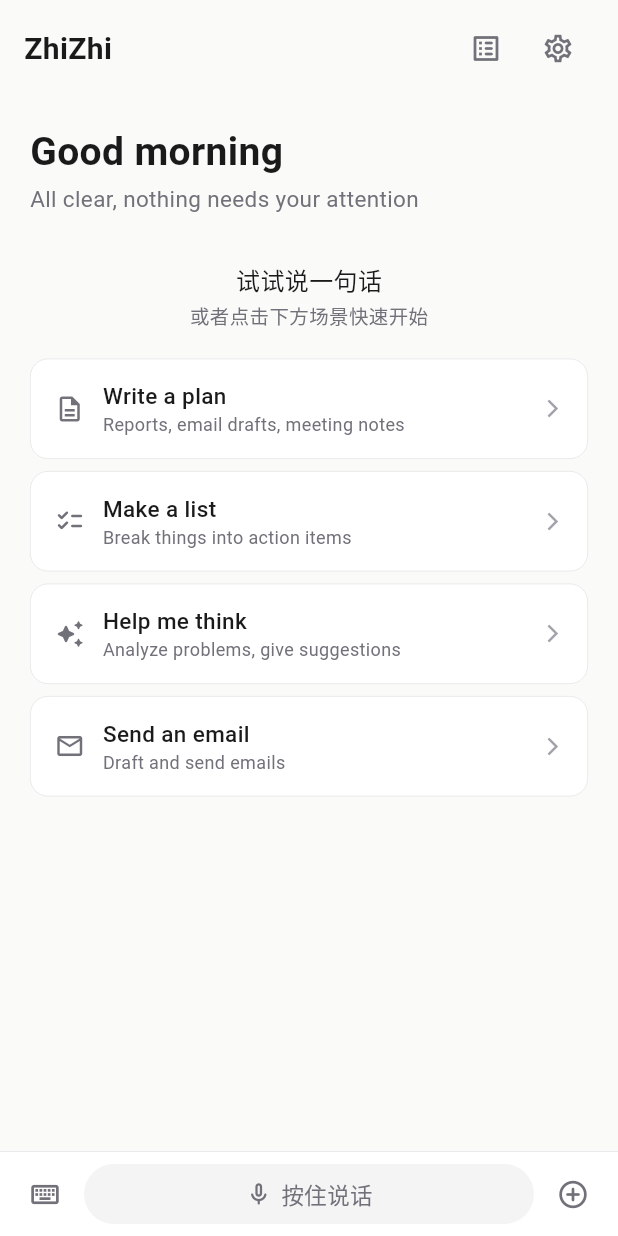
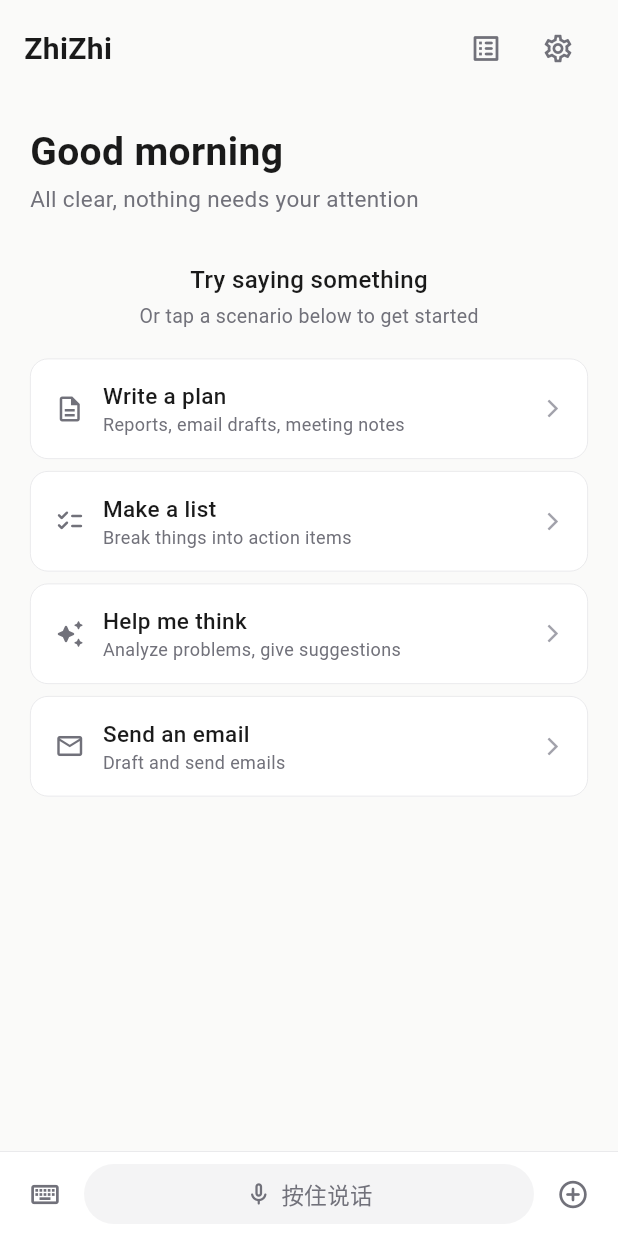
Before and after one commit to EliotXuHKUST/CrewIM, a Flutter app: the BriefingScreen screen opened by its route, on a phone screen of 412 x 824 dp. Run offline on Flutter 3.47's test engine with Material 3 defaults, Android fonts, the phone set to English and light mode, and no system bars; our stand-ins replace flutter_markdown, google_sign_in, image_picker, permission_handler, shared_preferences, sign_in_with_apple and 1 more; missing offline and left inert: record; accounts and stored records are empty; network calls fail.

Commit message:
feat: final polish — i18n completion, phone intl, wechat webhook, cleanup
1. i18n coverage expanded:
   - Added ~25 new ARB keys (zh/en/ja) for remaining hardcoded strings
   - BriefingScreen: commandSent, uploading, tryFirstCommand, tapSceneToStart
   - SessionChatScreen: all action messages (confirm, cancel, retry, error)
   - Briefing reason codes mapped to l10n keys (needs_decision, failed, etc.)
   - Regenerated l10n files

2. Phone number internationalization:
   - Server phoneRegex relaxed to E.164 format (^\+?\d{6,15}$)
   - Non +86 numbers blocked with clear message: use email/Apple instead
   - SMS sender uses full phone number (no more hardcoded +86 prefix)

3. Onboarding timing fix:
   - Was marking onboarding_completed BEFORE showing onboarding
   - Now marks AFTER user taps "get started" or "skip"

4. Dead code cleanup:
   - Removed /old-command route (CommandScreen)
   - Removed /sessions route (SessionListScreen)
   - Removed unused imports from router

5. Enterprise WeChat Webhook tool:
   - New send_wechat_work tool (server/internal/tool/wechat_work.go)
   - Reads webhook URL from user profile (wechat_work_webhook)
   - POSTs markdown to webhook
   - Registered as 8th tool in registry

6. Pause UI:
   - TaskDetailScreen: pause button for executing tasks
   - BriefingScreen: pause action in highlight cards
   - Server briefing API: pause added to executing task actions

Made-with: Cursor

```diff
--- a/app/lib/features/auth/presentation/auth_gate.dart
+++ b/app/lib/features/auth/presentation/auth_gate.dart
@@ -33,7 +33,6 @@ class _AuthGateState extends State<AuthGate> {
     final onboardingDone = prefs.getBool(_onboardingKey) ?? false;
 
     if (!onboardingDone) {
-      await prefs.setBool(_onboardingKey, true);
       if (mounted) setState(() { _target = const OnboardingScreen(); _checking = false; });
       return;
     }
--- a/app/lib/l10n/app_localizations.dart
+++ b/app/lib/l10n/app_localizations.dart
@@ -729,6 +729,156 @@ abstract class AppLocalizations {
   /// In zh, this message translates to:
   /// **'起草并发送邮件'**
   String get scene4Desc;
+
+  /// No description provided for @tryFirstCommand.
+  ///
+  /// In zh, this message translates to:
+  /// **'试试说一句话'**
+  String get tryFirstCommand;
+
+  /// No description provided for @tapSceneToStart.
+  ///
+  /// In zh, this message translates to:
+  /// **'或者点击下方场景快速开始'**
+  String get tapSceneToStart;
+
+  /// No description provided for @commandSent.
+  ///
+  /// In zh, this message translates to:
+  /// **'指令已发出，AI 正在处理…'**
+  String get commandSent;
+
+  /// No description provided for @uploading.
+  ///
+  /// In zh, this message translates to:
+  /// **'上传中…'**
+  String get uploading;
+
+  /// No description provided for @taskNotFound.
+  ///
+  /// In zh, this message translates to:
+  /// **'任务未找到'**
+  String get taskNotFound;
+
+  /// No description provided for @executionProgress.
+  ///
+  /// In zh, this message translates to:
+  /// **'执行进展'**
+  String get executionProgress;
+
+  /// No description provided for @finalResult.
+  ///
+  /// In zh, this message translates to:
+  /// **'最终结果'**
+  String get finalResult;
+
+  /// No description provided for @followUpHint.
+  ///
+  /// In zh, this message translates to:
+  /// **'追问或补充…'**
+  String get followUpHint;
+
+  /// No description provided for @confirmExecution.
+  ///
+  /// In zh, this message translates to:
+  /// **'确认执行'**
+  String get confirmExecution;
+
+  /// No description provided for @conversation.
+  ///
+  /// In zh, this message translates to:
+  /// **'对话'**
+  String get conversation;
+
+  /// No description provided for @confirmExecuting.
+  ///
+  /// In zh, this message translates to:
+  /// **'任务已确认，正在执行…'**
+  String get confirmExecuting;
+
+  /// No description provided for @cancelled.
+  ///
+  /// In zh, this message translates to:
+  /// **'已取消'**
+  String get cancelled;
+
+  /// No description provided for @retrying.
+  ///
+  /// In zh, this message translates to:
+  /// **'正在重试…'**
+  String get retrying;
+
+  /// No description provided for @retryingUnderstand.
+  ///
+  /// In zh, this message translates to:
+  /// **'重新理解指令中…'**
+  String get retryingUnderstand;
+
+  /// No description provided for @followUpFailed.
+  ///
+  /// In zh, this message translates to:
+  /// **'补充发送失败'**
+  String get followUpFailed;
+
+  /// No description provided for @confirmFailed.
+  ///
+  /// In zh, this message translates to:
+  /// **'确认失败'**
+  String get confirmFailed;
+
+  /// No description provided for @cancelFailed.
+  ///
+  /// In zh, this message translates to:
+  /// **'取消失败'**
+  String get cancelFailed;
+
+  /// No description provided for @retryFailed.
+  ///
+  /// In zh, this message translates to:
+  /// **'重试失败'**
+  String get retryFailed;
+
+  /// No description provided for @pause.
+  ///
+  /// In zh, this message translates to:
+  /// **'暂停'**
+  String get pause;
+
+  /// No description provided for @addAccount.
+  ///
+  /// In zh, this message translates to:
+  /// **'添加账号'**
+  String get addAccount;
+
+  /// No description provided for @editAccount.
+  ///
+  /// In zh, this message translates to:
+  /// **'编辑账号'**
+  String get editAccount;
+
+  /// No description provided for @wechatWorkWebhook.
+  ///
+  /// In zh, this message translates to:
+  /// **'企业微信群机器人'**
+  String get wechatWorkWebhook;
+
+  /// No description provided for @wechatWorkWebhookHint.
+  ///
+  /// In zh, this message translates to:
+  /// **'粘贴群机器人 Webhook URL'**
+  String get wechatWorkWebhookHint;
+
+  /// No description provided for @intlPhoneNotSupported.
+  ///
+  /// In zh, this message translates to:
+  /// **'国际号码暂不支持短信验证，请使用邮箱或 Apple 登录'**
+  String get intlPhoneNotSupported;
+
+  /// No description provided for @confirmDeleteAccount.
+  ///
+  /// In zh, this message translates to:
+  /// **'确认注销'**
+  String get confirmDeleteAccount;
 }
 
 class _AppLocalizationsDelegate
--- a/app/lib/l10n/app_localizations_en.dart
+++ b/app/lib/l10n/app_localizations_en.dart
@@ -348,4 +348,80 @@ class AppLocalizationsEn extends AppLocalizations {
 
   @override
   String get scene4Desc => 'Draft and send emails';
+
+  @override
+  String get tryFirstCommand => 'Try saying something';
+
+  @override
+  String get tapSceneToStart => 'Or tap a scenario below to get started';
+
+  @override
+  String get commandSent => 'Command sent, AI is processing…';
+
+  @override
+  String get uploading => 'Uploading…';
+
+  @override
+  String get taskNotFound => 'Task not found';
+
+  @override
+  String get executionProgress => 'Execution progress';
+
+  @override
+  String get finalResult => 'Result';
+
+  @override
+  String get followUpHint => 'Follow up…';
+
+  @override
+  String get confirmExecution => 'Confirm';
+
+  @override
+  String get conversation => 'Conversation';
+
+  @override
+  String get confirmExecuting => 'Confirmed, executing…';
+
+  @override
+  String get cancelled => 'Cancelled';
+
+  @override
+  String get retrying => 'Retrying…';
+
+  @override
+  String get retryingUnderstand => 'Re-analyzing…';
+
+  @override
+  String get followUpFailed => 'Follow-up failed';
+
+  @override
+  String get confirmFailed => 'Confirm failed';
+
+  @override
+  String get cancelFailed => 'Cancel failed';
+
+  @override
+  String get retryFailed => 'Retry failed';
+
+  @override
+  String get pause => 'Pause';
+
+  @override
+  String get addAccount => 'Add account';
+
+  @override
+  String get editAccount => 'Edit account';
+
+  @override
+  String get wechatWorkWebhook => 'WeChat Work Bot';
+
+  @override
+  String get wechatWorkWebhookHint => 'Paste group bot Webhook URL';
+
+  @override
+  String get intlPhoneNotSupported =>
+      'International numbers not supported for SMS. Please use email or Apple Sign-In.';
+
+  @override
+  String get confirmDeleteAccount => 'Confirm deletion';
 }
--- a/app/lib/l10n/app_localizations_ja.dart
+++ b/app/lib/l10n/app_localizations_ja.dart
@@ -330,4 +330,79 @@ class AppLocalizationsJa extends AppLocalizations {
 
   @override
   String get scene4Desc => 'メールの作成と送信';
+
+  @override
+  String get tryFirstCommand => '何か言ってみてください';
+
+  @override
+  String get tapSceneToStart => 'または下のシナリオをタップ';
+
+  @override
+  String get commandSent => '指示を送信しました。AIが処理中…';
+
+  @override
+  String get uploading => 'アップロード中…';
+
+  @override
+  String get taskNotFound => 'タスクが見つかりません';
+
+  @override
+  String get executionProgress => '実行状況';
+
+  @override
+  String get finalResult => '結果';
+
+  @override
+  String get followUpHint => 'フォローアップ…';
+
+  @override
+  String get confirmExecution => '実行を確認';
+
+  @override
+  String get conversation => '会話';
+
+  @override
+  String get confirmExecuting => '確認済み、実行中…';
+
+  @override
+  String get cancelled => 'キャンセル済み';
+
+  @override
+  String get retrying => '再試行中…';
+
+  @override
+  String get retryingUnderstand => '再分析中…';
+
+  @override
+  String get followUpFailed => 'フォローアップ送信失敗';
+
+  @override
+  String get confirmFailed => '確認に失敗';
+
+  @override
+  String get cancelFailed => 'キャンセルに失敗';
+
+  @override
+  String get retryFailed => '再試行に失敗';
+
+  @override
+  String get pause => '一時停止';
+
+  @override
+  String get addAccount => 'アカウント追加';
+
+  @override
+  String get editAccount => 'アカウント編集';
+
+  @override
+  String get wechatWorkWebhook => '企業微信ボット';
+
+  @override
+  String get wechatWorkWebhookHint => 'グループボットWebhook URLを貼り付け';
+
+  @override
+  String get intlPhoneNotSupported => '国際番号はSMS非対応です。メールまたはAppleサインインをご利用ください。';
+
+  @override
+  String get confirmDeleteAccount => '削除を確認';
 }
--- a/app/lib/l10n/app_localizations_zh.dart
+++ b/app/lib/l10n/app_localizations_zh.dart
@@ -330,4 +330,79 @@ class AppLocalizationsZh extends AppLocalizations {
 
   @override
   String get scene4Desc => '起草并发送邮件';
+
+  @override
+  String get tryFirstCommand => '试试说一句话';
+
+  @override
+  String get tapSceneToStart => '或者点击下方场景快速开始';
+
+  @override
+  String get commandSent => '指令已发出，AI 正在处理…';
+
+  @override
+  String get uploading => '上传中…';
+
+  @override
+  String get taskNotFound => '任务未找到';
+
+  @override
+  String get executionProgress => '执行进展';
+
+  @override
+  String get finalResult => '最终结果';
+
+  @override
+  String get followUpHint => '追问或补充…';
+
+  @override
+  String get confirmExecution => '确认执行';
+
+  @override
+  String get conversation => '对话';
+
+  @override
+  String get confirmExecuting => '任务已确认，正在执行…';
+
+  @override
+  String get cancelled => '已取消';
+
+  @override
+  String get retrying => '正在重试…';
+
+  @override
+  String get retryingUnderstand => '重新理解指令中…';
+
+  @override
+  String get followUpFailed => '补充发送失败';
+
+  @override
+  String get confirmFailed => '确认失败';
+
+  @override
+  String get cancelFailed => '取消失败';
+
+  @override
+  String get retryFailed => '重试失败';
+
+  @override
+  String get pause => '暂停';
+
+  @override
+  String get addAccount => '添加账号';
+
+  @override
+  String get editAccount => '编辑账号';
+
+  @override
+  String get wechatWorkWebhook => '企业微信群机器人';
+
+  @override
+  String get wechatWorkWebhookHint => '粘贴群机器人 Webhook URL';
+
+  @override
+  String get intlPhoneNotSupported => '国际号码暂不支持短信验证，请使用邮箱或 Apple 登录';
+
+  @override
+  String get confirmDeleteAccount => '确认注销';
 }
--- a/app/lib/router/app_router.dart
+++ b/app/lib/router/app_router.dart
@@ -3,9 +3,7 @@ import '../features/auth/presentation/auth_gate.dart';
 import '../features/auth/presentation/login_screen.dart';
 import '../features/briefing/presentation/briefing_screen.dart';
 import '../features/briefing/presentation/all_tasks_screen.dart';
-import '../features/session/presentation/session_list_screen.dart';
 import '../features/session/presentation/session_chat_screen.dart';
-import '../features/command/presentation/command_screen.dart';
 import '../features/task/presentation/task_detail_screen.dart';
 import '../features/onboarding/presentation/onboarding_screen.dart';
 import '../features/settings/presentation/settings_screen.dart';
@@ -23,10 +21,6 @@ class AppRouter {
         return MaterialPageRoute(builder: (_) => const BriefingScreen());
       case '/all-tasks':
         return MaterialPageRoute(builder: (_) => const AllTasksScreen());
-      case '/sessions':
-        return MaterialPageRoute(builder: (_) => const SessionListScreen());
-      case '/old-command':
-        return MaterialPageRoute(builder: (_) => const CommandScreen());
       case '/settings':
         return MaterialPageRoute(builder: (_) => const SettingsScreen());
       default:
```
Also changed, not shown: app/lib/features/briefing/presentation/briefing_screen.dart (+22 -9 lines), app/lib/features/onboarding/presentation/onboarding_screen.dart (+8 -0 lines), app/lib/features/session/presentation/session_chat_screen.dart (+16 -12 lines), app/lib/features/task/presentation/task_detail_screen.dart (+15 -0 lines), app/lib/l10n/app_en.arb (+26 -1 lines), app/lib/l10n/app_ja.arb (+26 -1 lines), app/lib/l10n/app_zh.arb (+26 -1 lines), 3 other files.
